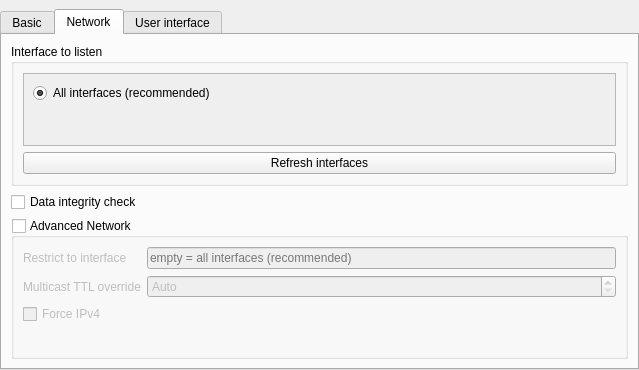
This is application/GUI/Settings/SettingsWidget.ui in kwran420/DG-LAN as Qt 5 draws it before an edit. The edited form follows.
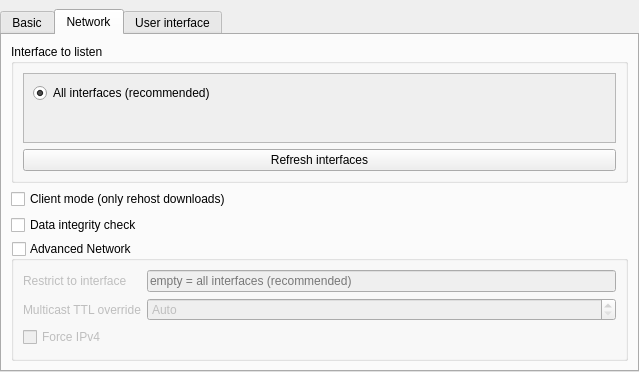
This is the edited form. The open tabs and pages were chosen to show the change. Icons and pictures are not drawn.

Commit message:
feat(core): add client mode setting for selective rehosting
When client_mode is enabled, only files downloaded via DG-LAN are
indexed and shared. New files placed in shared folders (extractions,
copies) are ignored during both startup and watcher rescans.

- Add client_mode field to core_settings.proto (persistent setting)
- Add client_mode to gui_protocol.proto State and CoreSettings messages
- FileUpdater.addRoot() skips fullScanEntries when in client mode
- RemoteConnection sends/receives client_mode via GUI protocol
- SettingsWidget: add 'Client mode' checkbox in Network tab

```diff
--- a/application/GUI/Settings/SettingsWidget.ui
+++ b/application/GUI/Settings/SettingsWidget.ui
@@ -241,6 +241,16 @@
          </layout>
         </widget>
        </item>
+       <item>
+        <widget class="QCheckBox" name="chkClientMode">
+         <property name="toolTip">
+          <string>When enabled, only files downloaded via DG-LAN are shared. New files placed in shared folders (extractions, copies) are ignored. Disable to share all files in shared folders (master mode).</string>
+         </property>
+         <property name="text">
+          <string>Client mode (only rehost downloads)</string>
+         </property>
+        </widget>
+       </item>
        <item>
         <widget class="QCheckBox" name="chkEnableIntegrityCheck">
          <property name="toolTip">
```
The commit also changes 5 other files.
